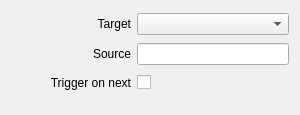
The window that src/Widgets/Inspector/TriCaster/InspectorNetworkSourceWidget.ui (CasparCG/client) describes before a commit, drawn with Qt 5.
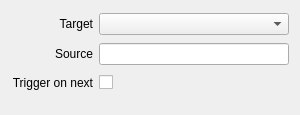
The same window after the commit.

Commit message: Remove minimumSize constraint from labels

Patch:
```diff
--- a/src/Widgets/Inspector/TriCaster/InspectorNetworkSourceWidget.ui
+++ b/src/Widgets/Inspector/TriCaster/InspectorNetworkSourceWidget.ui
@@ -22,12 +22,6 @@
    </property>
    <item row="2" column="0">
     <widget class="QLabel" name="labelTriggerOnNext">
-     <property name="minimumSize">
-      <size>
-       <width>120</width>
-       <height>0</height>
-      </size>
-     </property>
      <property name="text">
       <string>Trigger on next</string>
      </property>
@@ -65,12 +59,6 @@
    </item>
    <item row="1" column="0">
     <widget class="QLabel" name="labelSource">
-     <property name="minimumSize">
-      <size>
-       <width>120</width>
-       <height>0</height>
-      </size>
-     </property>
      <property name="text">
       <string>Source</string>
      </property>
@@ -84,12 +72,6 @@
    </item>
    <item row="0" column="0">
     <widget class="QLabel" name="labelTarget">
-     <property name="minimumSize">
-      <size>
-       <width>120</width>
-       <height>0</height>
-      </size>
-     </property>
      <property name="text">
       <string>Target</string>
      </property>
```
The commit also changes 53 other files.
